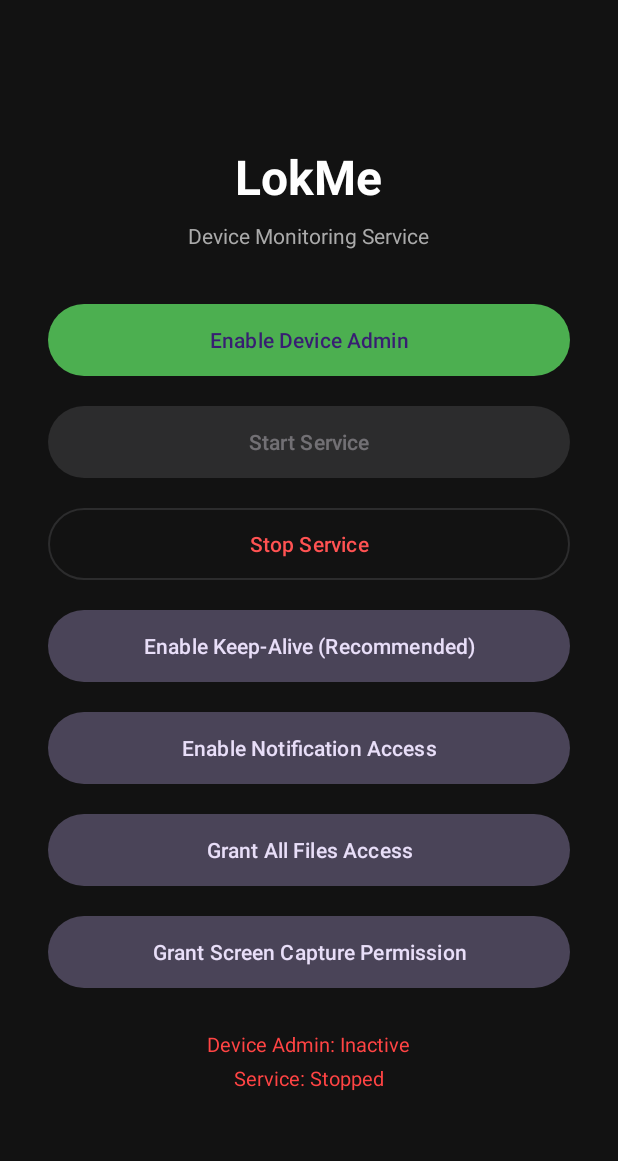
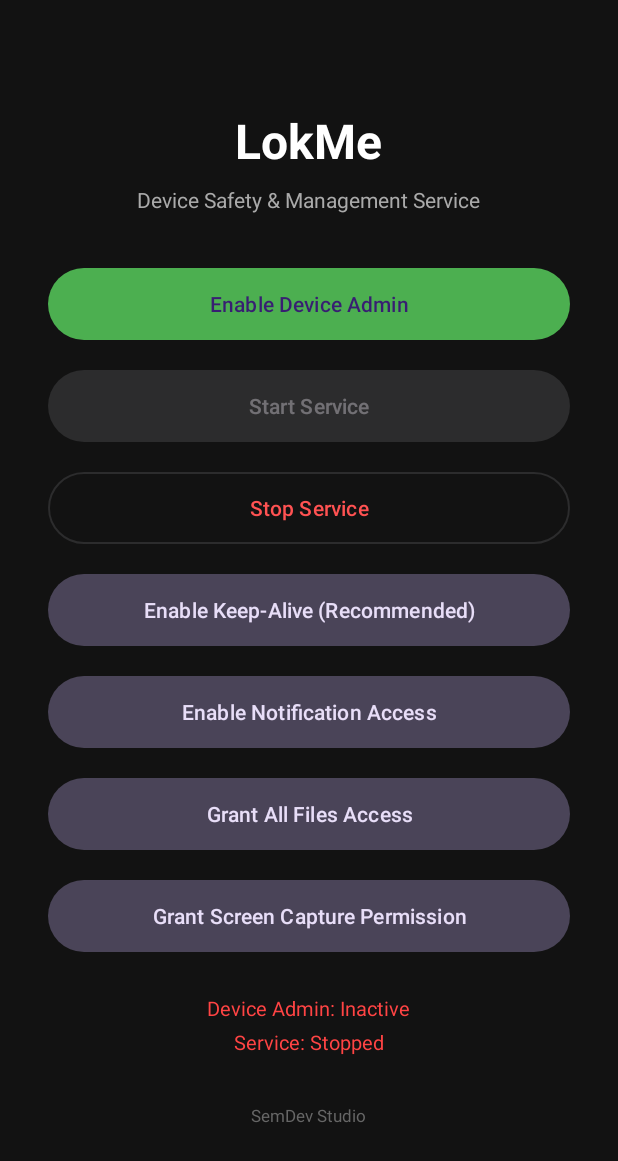
Before and after one commit to danielsem65/LokMe, an Android app: the screen it shows after launch (MainActivity), on a phone screen of 412 x 824 dp. Shown: the top 1161 px of the screen. Run offline under Robolectric (Android 15) with nearby library versions, the light colour scheme and no system bars.

Commit message:
Rename service to Device Safety & Management Service, add SemDev Studio footer to both platforms

```diff
--- a/android/app/src/main/res/layout/activity_main.xml
+++ b/android/app/src/main/res/layout/activity_main.xml
@@ -21,7 +21,7 @@
         android:id="@+id/tvStatus"
         android:layout_width="wrap_content"
         android:layout_height="wrap_content"
-        android:text="Device Monitoring Service"
+        android:text="Device Safety &amp; Management Service"
         android:textSize="14sp"
         android:textColor="#AAAAAA"
         android:layout_marginBottom="32dp" />
@@ -106,4 +106,12 @@
         android:textSize="13sp"
         android:textColor="#FF5252" />
 
+    <TextView
+        android:layout_width="wrap_content"
+        android:layout_height="wrap_content"
+        android:text="SemDev Studio"
+        android:textSize="11sp"
+        android:textColor="#666666"
+        android:layout_marginTop="32dp" />
+
 </LinearLayout>
```
Also changed, not shown: 1 other file.
